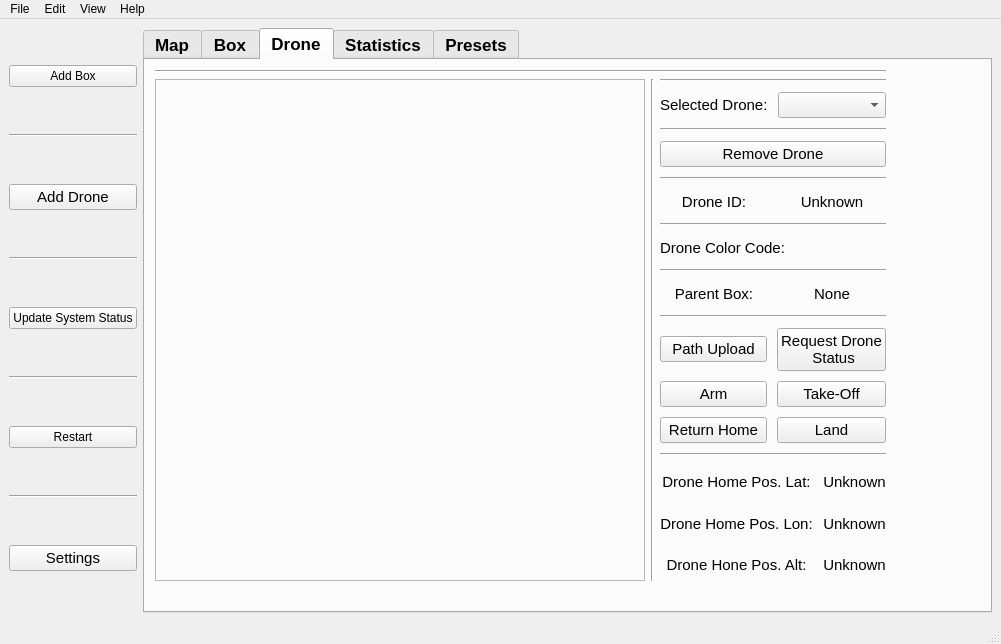
Old version of the form ros2_ws/src/hmi/ui/mainwindow.ui in the repository Samwise101/EiRT-AscenD-Robotics.
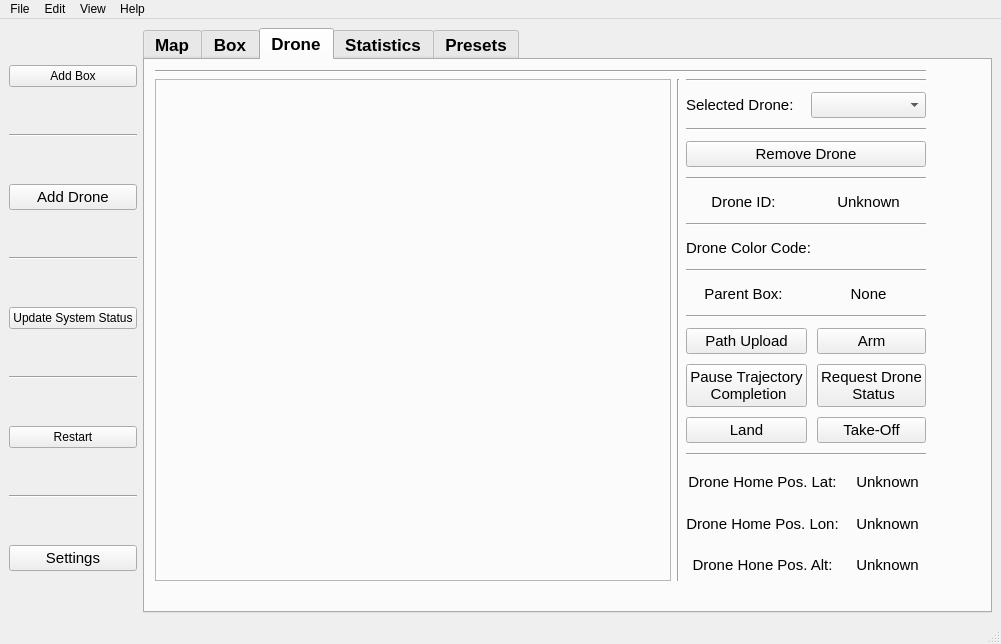
New version of the form. The open tabs and pages were chosen to show the change. Icons and pictures are not drawn.

Commit message: Fixed box status request sending empty box id

Patch:
```diff
--- a/ros2_ws/src/hmi/ui/mainwindow.ui
+++ b/ros2_ws/src/hmi/ui/mainwindow.ui
@@ -864,7 +864,7 @@
              <rect>
               <x>10</x>
               <y>10</y>
-              <width>731</width>
+              <width>771</width>
               <height>511</height>
              </rect>
             </property>
@@ -1109,46 +1109,6 @@
                  </item>
                  <item>
                   <layout class="QGridLayout" name="gridLayout_3">
-                   <item row="3" column="0">
-                    <widget class="QPushButton" name="pushButton">
-                     <property name="font">
-                      <font>
-                       <pointsize>11</pointsize>
-                       <weight>50</weight>
-                       <bold>false</bold>
-                      </font>
-                     </property>
-                     <property name="text">
-                      <string>Arm</string>
-                     </property>
-                     <property name="icon">
-                      <iconset resource="../resources/resources.qrc">
-                       <normaloff>:/images/icons/arm_drone.png</normaloff>:/images/icons/arm_drone.png</iconset>
-                     </property>
-                    </widget>
-                   </item>
-                   <item row="0" column="1">
-                    <widget class="QPushButton" name="pushButton_6">
-                     <property name="font">
-                      <font>
-                       <pointsize>11</pointsize>
-                       <weight>50</weight>
-                       <bold>false</bold>
-                      </font>
-                     </property>
-                     <property name="layoutDirection">
-                      <enum>Qt::LeftToRight</enum>
-                     </property>
-                     <property name="text">
-                      <string>Request Drone
- Status</string>
-                     </property>
-                     <property name="icon">
-                      <iconset resource="../resources/resources.qrc">
-                       <normaloff>:/images/icons/request_status.png</normaloff>:/images/icons/request_status.png</iconset>
-                     </property>
-                    </widget>
-                   </item>
                    <item row="3" column="1">
                     <widget class="QPushButton" name="pushButton_3">
                      <property name="font">
@@ -1167,24 +1127,6 @@
                      </property>
                     </widget>
                    </item>
-                   <item row="4" column="0">
-                    <widget class="QPushButton" name="pushButton_4">
-                     <property name="font">
-                      <font>
-                       <pointsize>11</pointsize>
-                       <weight>50</weight>
-                       <bold>false</bold>
-                      </font>
-                     </property>
-                     <property name="text">
-                      <string>Return Home</string>
-                     </property>
-                     <property name="icon">
-                      <iconset resource="../resources/resources.qrc">
-                       <normaloff>:/images/icons/return_home.png</normaloff>:/images/icons/return_home.png</iconset>
-                     </property>
-                    </widget>
-                   </item>
                    <item row="0" column="0">
                     <widget class="QPushButton" name="pushButton_5">
                      <property name="font">
@@ -1203,7 +1145,26 @@
                      </property>
                     </widget>
                    </item>
-                   <item row="4" column="1">
+                   <item row="1" column="0">
+                    <widget class="QPushButton" name="pushButton_4">
+                     <property name="font">
+                      <font>
+                       <pointsize>11</pointsize>
+                       <weight>50</weight>
+                       <bold>false</bold>
+                      </font>
+                     </property>
+                     <property name="text">
+                      <string>Pause Trajectory
+ Completion</string>
+                     </property>
+                     <property name="icon">
+                      <iconset resource="../resources/resources.qrc">
+                       <normaloff>:/images/icons/pause.png</normaloff>:/images/icons/pause.png</iconset>
+                     </property>
+                    </widget>
+                   </item>
+                   <item row="3" column="0">
                     <widget class="QPushButton" name="pushButton_2">
                      <property name="font">
                       <font>
@@ -1221,6 +1182,46 @@
                      </property>
                     </widget>
                    </item>
+                   <item row="1" column="1">
+                    <widget class="QPushButton" name="pushButton_6">
+                     <property name="font">
+                      <font>
+                       <pointsize>11</pointsize>
+                       <weight>50</weight>
+                       <bold>false</bold>
+                      </font>
+                     </property>
+                     <property name="layoutDirection">
+                      <enum>Qt::LeftToRight</enum>
+                     </property>
+                     <property name="text">
+                      <string>Request Drone
+ Status</string>
+                     </property>
+                     <property name="icon">
+                      <iconset resource="../resources/resources.qrc">
+                       <normaloff>:/images/icons/request_status.png</normaloff>:/images/icons/request_status.png</iconset>
+                     </property>
+                    </widget>
+                   </item>
+                   <item row="0" column="1">
+                    <widget class="QPushButton" name="pushButton">
+                     <property name="font">
+                      <font>
+                       <pointsize>11</pointsize>
+                       <weight>50</weight>
+                       <bold>false</bold>
+                      </font>
+                     </property>
+                     <property name="text">
+                      <string>Arm</string>
+                     </property>
+                     <property name="icon">
+                      <iconset resource="../resources/resources.qrc">
+                       <normaloff>:/images/icons/arm_drone.png</normaloff>:/images/icons/arm_drone.png</iconset>
+                     </property>
+                    </widget>
+                   </item>
                   </layout>
                  </item>
                  <item>
```
Left out of the diff: 18 changed lines with no effect on the pictures. The commit also changes 7 other files.
